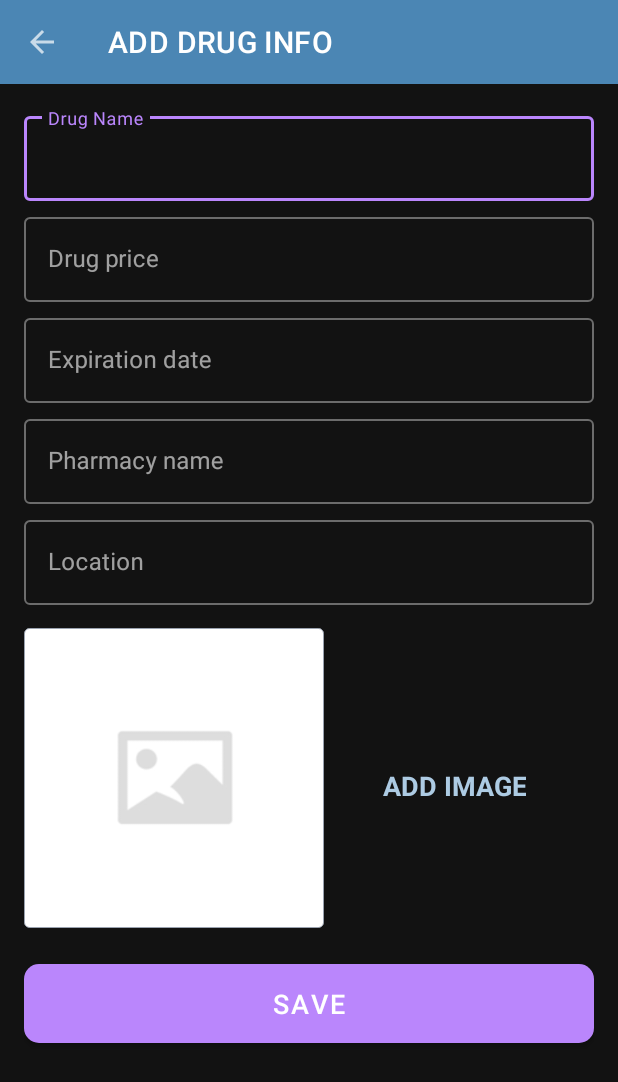
After one commit to jirois/Aida, an Android app: the AddDrugInfo screen opened directly, with no data from a screen before it, on a phone screen of 412 x 824 dp. The commit adds this screen. Shown: the top 1082 px of the screen. Run offline under Robolectric (Android 15) with nearby library versions, the phone set to English and light mode, and no system bars; our stand-ins replace data binding.

Commit message:
feat: setup input activity and date dialog

```diff
--- a/app/src/main/AndroidManifest.xml
+++ b/app/src/main/AndroidManifest.xml
@@ -9,6 +9,11 @@
         android:roundIcon="@mipmap/ic_launcher_round"
         android:supportsRtl="true"
         android:theme="@style/Theme.Aida">
+        <activity android:name=".AddDrugInfo"
+            android:screenOrientation="portrait"
+            android:theme="@style/CustomNoActionBarTheme"
+            android:label="ADD DRUG INFO"
+            ></activity>
         <activity android:name=".MainActivity">
             <intent-filter>
                 <action android:name="android.intent.action.MAIN" />
--- /dev/null
+++ b/app/src/main/java/com/example/aida/AddDrugInfo.kt
@@ -0,0 +1,52 @@
+package com.example.aida
+
+import android.app.DatePickerDialog
+import androidx.appcompat.app.AppCompatActivity
+import android.os.Bundle
+import androidx.databinding.DataBindingUtil
+import com.example.aida.databinding.ActivityAddDrugInfoBinding
+import java.text.SimpleDateFormat
+import java.util.*
+
+class AddDrugInfo : AppCompatActivity() {
+    lateinit var binding: ActivityAddDrugInfoBinding
+    private var cal = Calendar.getInstance()
+    private lateinit var dateSetListener: DatePickerDialog.OnDateSetListener
+
+    override fun onCreate(savedInstanceState: Bundle?) {
+        super.onCreate(savedInstanceState)
+        binding = DataBindingUtil.setContentView(this,R.layout.activity_add_drug_info)
+
+        setSupportActionBar(binding.toolbarAddDrug)
+        supportActionBar?.setDisplayHomeAsUpEnabled(true)
+        binding.toolbarAddDrug.setNavigationOnClickListener {
+            onBackPressed()
+        }
+
+
+        dateSetListener = DatePickerDialog.OnDateSetListener { _, year, month, dayOfMonth ->
+            cal.set(Calendar.DAY_OF_YEAR, year)
+            cal.set(Calendar.MONTH, month)
+            cal.set(Calendar.DAY_OF_MONTH, dayOfMonth)
+
+            updateDateInView()
+        }
+
+        binding.etExpirationDate.setOnClickListener {
+            DatePickerDialog(
+                this,
+                dateSetListener,
+                cal.get(Calendar.YEAR),
+                cal.get(Calendar.MONTH),
+                cal.get(Calendar.DAY_OF_MONTH)
+            ).show()
+        }
+    }
+
+
+    private fun updateDateInView() {
+        val myFormat = "d MMM, yyyy"
+        val sdf = SimpleDateFormat(myFormat, Locale.getDefault())
+        binding.etExpirationDate.setText(sdf.format(cal.time).toString())
+    }
+}
--- a/app/src/main/java/com/example/aida/MainActivity.kt
+++ b/app/src/main/java/com/example/aida/MainActivity.kt
@@ -1,11 +1,22 @@
 package com.example.aida
 
+import android.content.Intent
 import androidx.appcompat.app.AppCompatActivity
 import android.os.Bundle
+import androidx.databinding.DataBindingUtil
+import com.example.aida.databinding.ActivityMainBinding
 
 class MainActivity : AppCompatActivity() {
+    private lateinit var binding: ActivityMainBinding
     override fun onCreate(savedInstanceState: Bundle?) {
         super.onCreate(savedInstanceState)
-        setContentView(R.layout.activity_main)
+        binding = DataBindingUtil.setContentView(this,R.layout.activity_main)
+
+        binding.fabAddHappyPlace.setOnClickListener {
+            startActivity(Intent(this@MainActivity, AddDrugInfo::class.java))
+        }
+        binding.ivAdd.setOnClickListener {
+            startActivity(Intent(this@MainActivity, AddDrugInfo::class.java))
+        }
     }
 }
--- /dev/null
+++ b/app/src/main/res/drawable-v24/shape_button_rounded.xml
@@ -0,0 +1,11 @@
+<?xml version="1.0" encoding="utf-8"?>
+<!--TODO (Step 8: Adding an custom background to a button.)-->
+<!--START-->
+<!--All the values used are defined in the constant files.-->
+<shape xmlns:android="http://schemas.android.com/apk/res/android"
+    android:shape="rectangle">
+    <solid android:color="@color/button_background_color" />
+
+    <corners android:radius="@dimen/button_radius" />
+</shape>
+<!--END-->
--- /dev/null
+++ b/app/src/main/res/drawable-v24/shape_image_view_border.xml
@@ -0,0 +1,16 @@
+<?xml version="1.0" encoding="utf-8"?>
+<!--TODO (Step 7: Adding an custom border background to an image view.)-->
+<!--START-->
+<!--All the values used are defined in the constant files.-->
+<shape xmlns:android="http://schemas.android.com/apk/res/android"
+    android:shape="rectangle">
+
+    <stroke
+        android:width="@dimen/image_border_stroke_size"
+        android:color="@color/secondary_text_color" />
+
+    <solid android:color="@color/white_color" />
+
+    <corners android:radius="@dimen/add_place_image_shape_radius" />
+</shape>
+<!--END-->
--- /dev/null
+++ b/app/src/main/res/drawable/ic_baseline_add_24.xml
@@ -0,0 +1,5 @@
+<vector android:height="24dp" android:tint="#000000"
+    android:viewportHeight="24" android:viewportWidth="24"
+    android:width="24dp" xmlns:android="http://schemas.android.com/apk/res/android">
+    <path android:fillColor="@android:color/white" android:pathData="M19,13h-6v6h-2v-6H5v-2h6V5h2v6h6v2z"/>
+</vector>
--- /dev/null
+++ b/app/src/main/res/layout/activity_add_drug_info.xml
@@ -0,0 +1,201 @@
+<?xml version="1.0" encoding="utf-8"?>
+<layout xmlns:android="http://schemas.android.com/apk/res/android"
+    xmlns:app="http://schemas.android.com/apk/res-auto"
+    xmlns:tools="http://schemas.android.com/tools">
+
+    <data>
+
+    </data>
+
+    <androidx.constraintlayout.widget.ConstraintLayout
+        android:layout_width="match_parent"
+        android:layout_height="match_parent"
+        tools:context=".AddDrugInfo">
+
+        <androidx.appcompat.widget.Toolbar
+            android:id="@+id/toolbar_add_drug"
+            android:layout_width="match_parent"
+            android:layout_height="?attr/actionBarSize"
+            android:background="@color/purple_500"
+            app:layout_constraintEnd_toEndOf="parent"
+            app:layout_constraintEnd_toStartOf="parent"
+            app:layout_constraintTop_toTopOf="parent" />
+
+        <ScrollView
+            android:id="@+id/sv_main"
+            android:layout_width="match_parent"
+            android:layout_height="0dp"
+            android:fillViewport="true"
+            app:layout_constraintBottom_toBottomOf="parent"
+            app:layout_constraintEnd_toEndOf="parent"
+            app:layout_constraintStart_toStartOf="parent"
+            app:layout_constraintTop_toBottomOf="@id/toolbar_add_drug">
+
+            <androidx.constraintlayout.widget.ConstraintLayout
+                android:layout_width="match_parent"
+                android:layout_height="wrap_content"
+                android:padding="@dimen/main_content_padding">
+
+                <com.google.android.material.textfield.TextInputLayout
+                    android:id="@+id/til_title"
+                    style="@style/Widget.MaterialComponents.TextInputLayout.OutlinedBox"
+                    android:layout_width="match_parent"
+                    android:layout_height="wrap_content"
+                    app:layout_constraintEnd_toEndOf="parent"
+                    app:layout_constraintStart_toStartOf="parent"
+                    app:layout_constraintTop_toTopOf="parent">
+
+                    <androidx.appcompat.widget.AppCompatEditText
+                        android:id="@+id/et_drug_name"
+                        android:layout_width="match_parent"
+                        android:layout_height="wrap_content"
+                        android:hint="@string/edit_text_hint_drug_name"
+                        android:inputType="textCapWords"
+                        android:textColor="@color/white_color"
+                        android:textColorHint="@color/secondary_text_color"
+                        android:textSize="@dimen/edit_text_text_size" />
+                </com.google.android.material.textfield.TextInputLayout>
+
+                <com.google.android.material.textfield.TextInputLayout
+                    android:id="@+id/til_price"
+                    style="@style/Widget.MaterialComponents.TextInputLayout.OutlinedBox"
+                    android:layout_width="match_parent"
+                    android:layout_height="wrap_content"
+                    android:layout_marginTop="@dimen/add_screen_til_marginTop"
+                    app:layout_constraintEnd_toEndOf="parent"
+                    app:layout_constraintStart_toStartOf="parent"
+                    app:layout_constraintTop_toBottomOf="@+id/til_title">
+
+                    <androidx.appcompat.widget.AppCompatEditText
+                        android:id="@+id/et_drug_price"
+                        android:layout_width="match_parent"
+                        android:layout_height="wrap_content"
+                        android:hint="@string/edit_text_hint_drug_price"
+                        android:inputType="textCapSentences"
+                        android:textColor="@color/white_color"
+                        android:textColorHint="@color/secondary_text_color"
+                        android:textSize="@dimen/edit_text_text_size"/>
+                </com.google.android.material.textfield.TextInputLayout>
+
+
+                <com.google.android.material.textfield.TextInputLayout
+                    android:id="@+id/til_date"
+                    style="@style/Widget.MaterialComponents.TextInputLayout.OutlinedBox"
+                    android:layout_width="match_parent"
+                    android:layout_height="wrap_content"
+                    android:layout_marginTop="@dimen/add_screen_til_marginTop"
+                    app:layout_constraintEnd_toEndOf="parent"
+                    app:layout_constraintStart_toStartOf="parent"
+                    app:layout_constraintTop_toBottomOf="@+id/til_price">
+
+                    <androidx.appcompat.widget.AppCompatEditText
+                        android:id="@+id/et_expiration_date"
+                        android:layout_width="match_parent"
+                        android:layout_height="wrap_content"
+                        android:hint="@string/edit_text_hint_date"
+                        android:inputType="text"
+                        android:focusable="false"
+                        android:focusableInTouchMode="false"
+                        android:textColor="@color/white_color"
+                        android:textColorHint="@color/secondary_text_color"
+                        android:textSize="@dimen/edit_text_text_size" />
+                </com.google.android.material.textfield.TextInputLayout>
+
+                <com.google.android.material.textfield.TextInputLayout
+                    android:id="@+id/til_pharmacy"
+                    style="@style/Widget.MaterialComponents.TextInputLayout.OutlinedBox"
+                    android:layout_width="match_parent"
+                    android:layout_height="wrap_content"
+                    android:layout_marginTop="@dimen/add_screen_til_marginTop"
+                    app:layout_constraintEnd_toEndOf="parent"
+                    app:layout_constraintStart_toStartOf="parent"
+                    app:layout_constraintTop_toBottomOf="@+id/til_date">
+
+                    <androidx.appcompat.widget.AppCompatEditText
+                        android:id="@+id/et_description"
+                        android:layout_width="match_parent"
+                        android:layout_height="wrap_content"
+                        android:hint="@string/edit_text_hint_pharmacy_name"
+                        android:inputType="textCapSentences"
+                        android:textColor="@color/white_color"
+                        android:textColorHint="@color/secondary_text_color"
+                        android:textSize="@dimen/edit_text_text_size"/>
+                </com.google.android.material.textfield.TextInputLayout>
+
+
+                <com.google.android.material.textfield.TextInputLayout
+                    android:id="@+id/til_location"
+                    style="@style/Widget.MaterialComponents.TextInputLayout.OutlinedBox"
+                    android:layout_width="match_parent"
+                    android:layout_height="wrap_content"
+                    android:layout_marginTop="@dimen/add_screen_til_marginTop"
+                    app:layout_constraintEnd_toEndOf="parent"
+                    app:layout_constraintStart_toStartOf="parent"
+                    app:layout_constraintTop_toBottomOf="@+id/til_pharmacy">
+
+                    <androidx.appcompat.widget.AppCompatEditText
+                        android:id="@+id/et_location"
+                        android:layout_width="match_parent"
+                        android:layout_height="wrap_content"
+                        android:hint="@string/edit_text_hint_pharmacy_location"
+                        android:inputType="text"
+                        android:textColor="@color/primary_text_color"
+                        android:textColorHint="@color/secondary_text_color"
+                        android:textSize="@dimen/edit_text_text_size" />
+                </com.google.android.material.textfield.TextInputLayout>
+
+                <androidx.appcompat.widget.AppCompatImageView
+                    android:id="@+id/iv_place_image"
+                    android:layout_width="@dimen/add_screen_place_image_size"
+                    android:layout_height="@dimen/add_screen_place_image_size"
+                    android:layout_marginTop="@dimen/add_screen_place_image_marginTop"
+                    android:background="@drawable/shape_image_view_border"
+                    android:padding="@dimen/add_screen_place_image_padding"
+                    android:scaleType="centerCrop"
+                    android:src="@drawable/add_screen_image_placeholder"
+                    app:layout_constraintEnd_toEndOf="parent"
+                    app:layout_constraintHorizontal_bias="0.0"
+                    app:layout_constraintStart_toStartOf="parent"
+                    app:layout_constraintTop_toBottomOf="@+id/til_location" />
+
+                <TextView
+                    android:id="@+id/tv_add_image"
+                    android:layout_width="wrap_content"
+                    android:layout_height="wrap_content"
+                    android:layout_marginTop="@dimen/add_screen_text_add_image_marginTop"
+                    android:background="?attr/selectableItemBackground"
+                    android:gravity="center"
+                    android:padding="@dimen/add_screen_text_add_image_padding"
+                    android:text="@string/text_add_image"
+                    android:textColor="@color/purple_200"
+                    android:textSize="@dimen/add_screen_text_add_image_textSize"
+                    android:textStyle="bold"
+                    app:layout_constraintBottom_toTopOf="@+id/btn_save"
+                    app:layout_constraintEnd_toEndOf="parent"
+                    app:layout_constraintHorizontal_bias="0.45"
+                    app:layout_constraintStart_toEndOf="@+id/iv_place_image"
+                    app:layout_constraintTop_toBottomOf="@+id/til_location"
+                    app:layout_constraintVertical_bias="0.019" />
+
+                <Button
+                    android:id="@+id/btn_save"
+                    android:layout_width="match_parent"
+                    android:layout_height="wrap_content"
+                    android:layout_gravity="center"
+                    android:layout_marginTop="@dimen/add_screen_btn_save_marginTop"
+                    android:background="@drawable/shape_button_rounded"
+                    android:gravity="center"
+                    android:paddingTop="@dimen/add_screen_btn_save_paddingTopBottom"
+                    android:paddingBottom="@dimen/add_screen_btn_save_paddingTopBottom"
+                    android:text="@string/btn_text_save"
+                    android:textColor="@color/white_color"
+                    android:textSize="@dimen/btn_text_size"
+                    app:layout_constraintEnd_toEndOf="parent"
+                    app:layout_constraintStart_toStartOf="parent"
+                    app:layout_constraintTop_toBottomOf="@+id/iv_place_image" />
+            </androidx.constraintlayout.widget.ConstraintLayout>
+        </ScrollView>
+
+
+    </androidx.constraintlayout.widget.ConstraintLayout>
+</layout>
--- a/app/src/main/res/layout/activity_main.xml
+++ b/app/src/main/res/layout/activity_main.xml
@@ -18,10 +18,11 @@
             android:layout_height="wrap_content"
             android:layout_marginTop="35dp"
             android:text="@string/no_record_available_text"
+            android:textSize="@dimen/edit_text_text_size"
             app:layout_constraintHorizontal_bias="0.501"
             app:layout_constraintLeft_toLeftOf="parent"
             app:layout_constraintRight_toRightOf="parent"
-            app:layout_constraintTop_toBottomOf="@+id/imageView2" />
+            app:layout_constraintTop_toBottomOf="@+id/iv_add" />
 
         <com.google.android.material.floatingactionbutton.FloatingActionButton
             android:id="@+id/fabAddHappyPlace"
@@ -37,7 +38,7 @@
             app:srcCompat="@drawable/ic_baseline_add_24" />
 
         <androidx.appcompat.widget.AppCompatImageView
-            android:id="@+id/imageView2"
+            android:id="@+id/iv_add"
             android:layout_width="75dp"
             android:layout_height="75dp"
             android:layout_marginTop="150dp"
--- /dev/null
+++ b/app/src/main/res/values-v21/themes.xml
@@ -0,0 +1,7 @@
+<?xml version="1.0" encoding="utf-8"?>
+<resources>
+
+    <style name="CustomNoActionBarTheme" parent="@style/Theme.MaterialComponents.NoActionBar">
+        <item name="android:statusBarColor">@color/purple_700</item>
+    </style>
+</resources>
--- /dev/null
+++ b/app/src/main/res/values/dimen.xml
@@ -0,0 +1,20 @@
+<?xml version="1.0" encoding="utf-8"?>
+<resources>
+    <dimen name="fab_margin">16dp</dimen>
+    <dimen name="edit_text_text_size">16sp</dimen>
+    <dimen name="add_screen_til_marginTop">5dp</dimen>
+    <dimen name="add_screen_place_image_size">200dp</dimen>
+    <dimen name="add_screen_place_image_marginTop">15dp</dimen>
+    <dimen name="add_screen_place_image_padding">2dp</dimen>
+    <dimen name="add_screen_text_add_image_marginTop">96dp</dimen>
+    <dimen name="add_screen_text_add_image_padding">10dp</dimen>
+    <dimen name="add_screen_text_add_image_textSize">18sp</dimen>
+    <dimen name="add_screen_btn_save_marginTop">24dp</dimen>
+    <dimen name="add_screen_btn_save_paddingTopBottom">8dp</dimen>
+    <dimen name="btn_text_size">18sp</dimen>
+    <dimen name="image_border_stroke_size">0.5dp</dimen>
+    <dimen name="add_place_image_shape_radius">3dp</dimen>
+    <dimen name="button_radius">10dp</dimen>
+    <dimen name="main_content_padding">16dp</dimen>
+
+</resources>
```
Also changed, not shown: app/src/main/res/drawable-v24/add_screen_image_placeholder.png (added).
